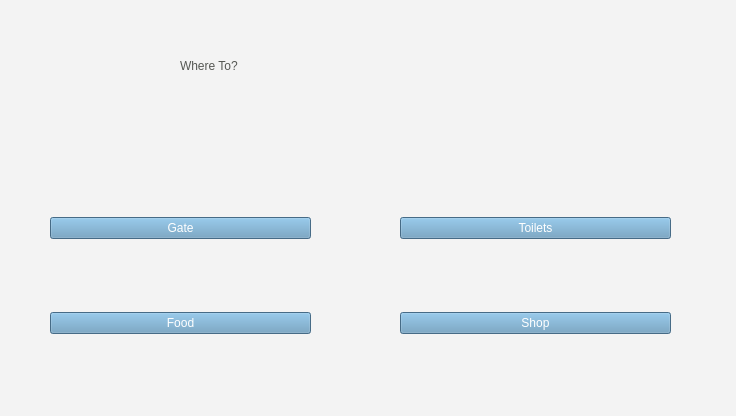
This is ui/the.ui in yussefsoudan/sdp-ian as Qt 5 draws it before an edit. The edited form follows.
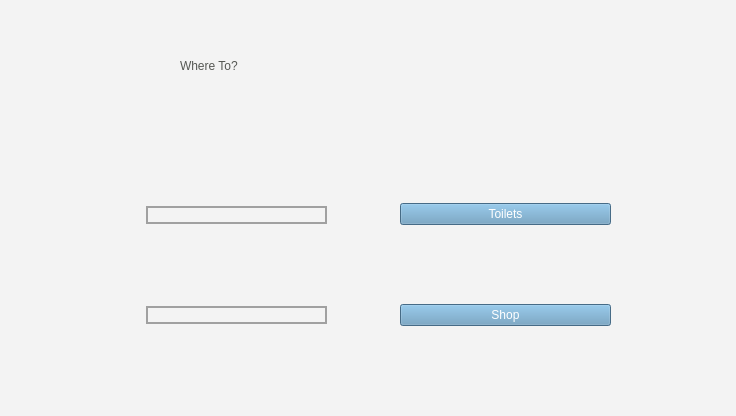
This is the edited form. The open tabs and pages were chosen to show the change. Icons and pictures are not drawn.

Diff of the .ui file:
```diff
--- a/ui/the.ui
+++ b/ui/the.ui
@@ -47,8 +47,8 @@
    <bool>false</bool>
   </property>
   <property name="styleSheet">
-   <string notr="true">background-color: rgb(255, 255, 255);
-background-color: rgb(243, 243, 243);
+   <string notr="true">background-color: rgb(243, 243, 243);
+
 font: 30-pt &quot;montserrat&quot;;
 color: rgb(85, 87, 83);</string>
   </property>
@@ -496,10 +496,10 @@
    <widget class="QWidget" name="verticalLayoutWidget_2">
     <property name="geometry">
      <rect>
-      <x>50</x>
-      <y>150</y>
-      <width>261</width>
-      <height>251</height>
+      <x>146</x>
+      <y>130</y>
+      <width>181</width>
+      <height>271</height>
      </rect>
     </property>
     <layout class="QVBoxLayout" name="verticalLayout_2">
@@ -512,12 +512,16 @@
         <bool>false</bool>
        </property>
        <property name="styleSheet">
-        <string notr="true">font:20 30pt &quot;montserrat&quot;;
-background-color: rgb(98, 150, 187);
-color: rgb(255, 255, 255);</string>
+        <string notr="true">font: 20 30pt &quot;montserrat&quot;;
+border-color: rgb(160, 160, 160);
+background-color: rgb(243, 243, 243);
+color: rgb(100, 140, 180);
+border-style: solid;
+border-width: 2px;
+border-radius: 10px;</string>
        </property>
        <property name="text">
-        <string>Gate</string>
+        <string/>
        </property>
        <property name="icon">
         <iconset>
@@ -525,8 +529,8 @@
        </property>
        <property name="iconSize">
         <size>
-         <width>60</width>
-         <height>60</height>
+         <width>100</width>
+         <height>120</height>
         </size>
        </property>
        <property name="checkable">
@@ -550,11 +554,15 @@
        </property>
        <property name="styleSheet">
         <string notr="true">font:20 30pt &quot;montserrat&quot;;
-background-color: rgb(98, 150, 187);
-color: rgb(255, 255, 255);</string>
+border-color: rgb(160, 160, 160);
+background-color: rgb(243, 243, 243);
+color: rgb(100, 140, 180);
+border-style: solid;
+border-width: 2px;
+border-radius: 10px;</string>
        </property>
        <property name="text">
-        <string>Food</string>
+        <string/>
        </property>
        <property name="icon">
         <iconset>
@@ -562,8 +570,8 @@
        </property>
        <property name="iconSize">
         <size>
-         <width>60</width>
-         <height>60</height>
+         <width>100</width>
+         <height>120</height>
         </size>
        </property>
        <property name="flat">
@@ -577,9 +585,9 @@
     <property name="geometry">
      <rect>
       <x>400</x>
-      <y>150</y>
-      <width>271</width>
-      <height>251</height>
+      <y>130</y>
+      <width>211</width>
+      <height>271</height>
      </rect>
     </property>
     <layout class="QVBoxLayout" name="verticalLayout_3">
```
Left out of the diff: 24 changed lines with no effect on the pictures.
